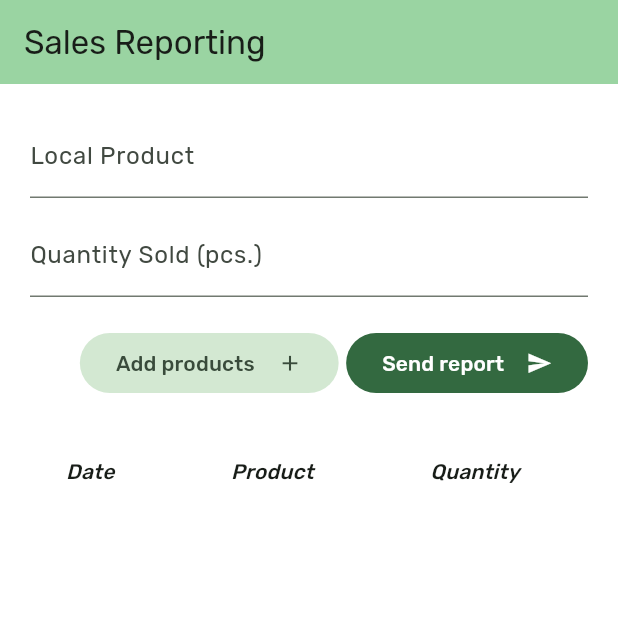
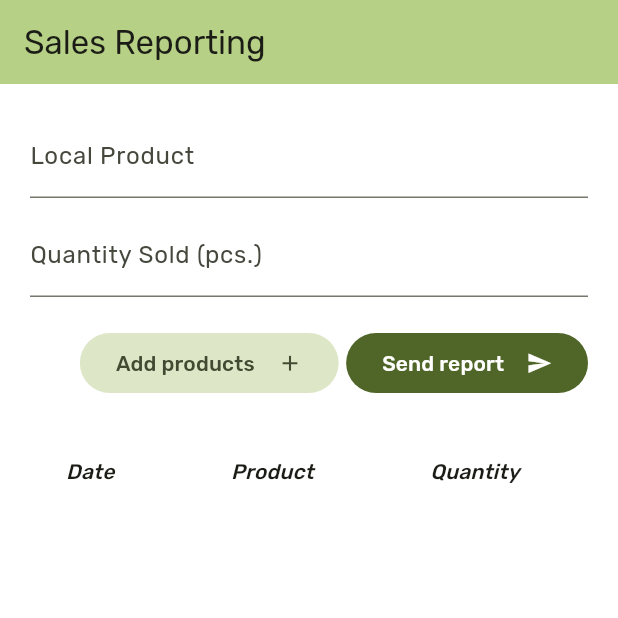
Before and after one commit to vallejohn/clinica_de_alternativo, a Flutter app: the screen it shows after launch, on a phone screen of 412 x 824 dp, the top half of it. Run offline on Flutter 3.47's test engine with Material 3 defaults, Android fonts, the phone set to English and light mode, and no system bars; our stand-ins replace auto_route, cloud_firestore, dartz, firebase_core, flutter_bloc, freezed_annotation and 2 more; accounts and stored records are empty.

Commit message:
Update clinica_de_alternativo.dart

```diff
--- a/lib/clinica_de_alternativo.dart
+++ b/lib/clinica_de_alternativo.dart
@@ -19,7 +19,7 @@ class _ClinicaDeAlternativoState extends State<ClinicaDeAlternativo> {
       title: 'Clinica De Alternativo',
       theme: ThemeData(
         fontFamily: 'Rubik',
-        colorScheme: ColorScheme.fromSeed(seedColor: const Color(0xff03AC54)),
+        colorScheme: ColorScheme.fromSeed(seedColor: const Color(0xff3d550c)),
         useMaterial3: true,
       ),
       routerDelegate: _appRouter.delegate(),
```
